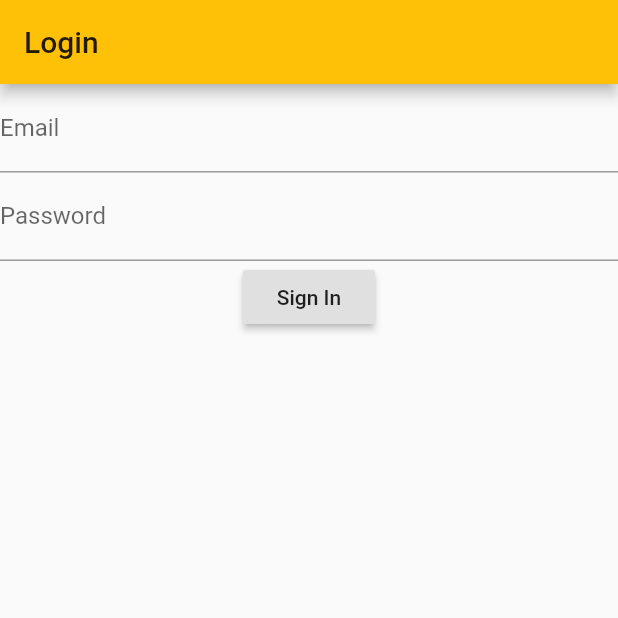
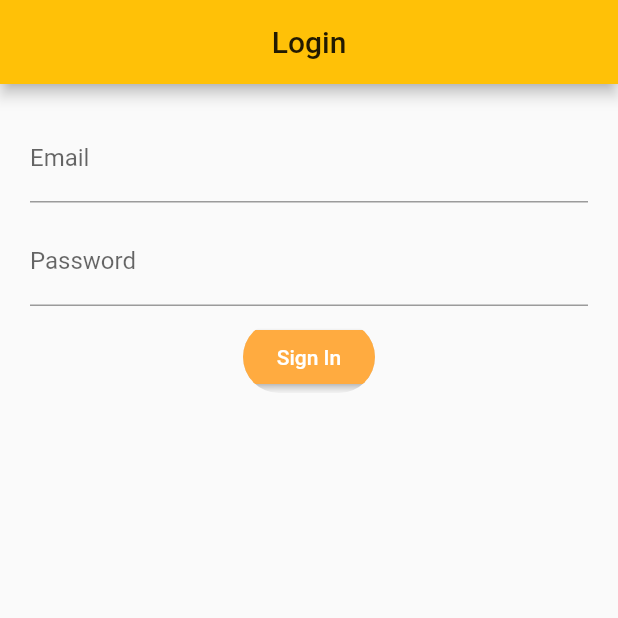
Before and after one commit to C-m3-Codin/Management, a Flutter app: the screen it shows after launch, on a phone screen of 412 x 824 dp, the top half of it. Run offline on Flutter 3.47's test engine with Material 2 defaults, Android fonts, the phone set to English and light mode, and no system bars; our stand-ins replace firebase_auth; accounts and stored records are empty.

Commit message:
UI imporvements

```diff
--- a/lib/Login.dart
+++ b/lib/Login.dart
@@ -14,12 +14,19 @@ class _LoginPageState extends State<LoginPage> {
   Widget build(BuildContext context) {
     return Scaffold(
       appBar: AppBar(
-        title: Text("Login"),
+        centerTitle: true,
+        title: Text(
+          "Login",
+          textAlign: TextAlign.center,
+        ),
         actions: <Widget>[
           //logout option widget
         ],
       ),
-      body: Form(
+      body: Padding(
+        padding: const EdgeInsets.all(20.0),
+        child: Center(
+          child: Form(
               key: _formkey,
               child: Column(
                 children: <Widget>[
@@ -34,6 +41,9 @@ class _LoginPageState extends State<LoginPage> {
                     },
                     decoration: InputDecoration(labelText: 'Email'),
                   ),
+                  SizedBox(
+                    height: 10,
+                  ),
                   TextFormField(
                     validator: (input) {
                       if (input.isEmpty) {
@@ -46,12 +56,25 @@ class _LoginPageState extends State<LoginPage> {
                     decoration: InputDecoration(labelText: "Password"),
                     obscureText: true,
                   ),
-              RaisedButton(
+                  SizedBox(
+                    height: 10,
+                  ),
+                  ClipRRect(
+                    borderRadius: BorderRadius.circular(52),
+                    child: RaisedButton(
+                      //shape: ShapeBorder.,
+                      color: Colors.orangeAccent,
+                      splashColor: Colors.orange[200],
+                      animationDuration: Duration(seconds: 2),
+                      textColor: Colors.white,
                       onPressed: signIn,
                       child: Text("Sign In"),
+                    ),
                   )
                 ],
               )),
+        ),
+      ),
     );
   }
 
--- a/lib/main.dart
+++ b/lib/main.dart
@@ -10,6 +10,7 @@ class MyApp extends StatelessWidget {
   @override
   Widget build(BuildContext context) {
     return MaterialApp(
+      debugShowCheckedModeBanner: false,
       title: 'CCE',
       theme: ThemeData(primarySwatch: Colors.amber),
       home: LoginPage(),
```
Also changed, not shown: lib/home.dart (+17 -8 lines). Lines whose indentation alone changed are shown as unchanged.
